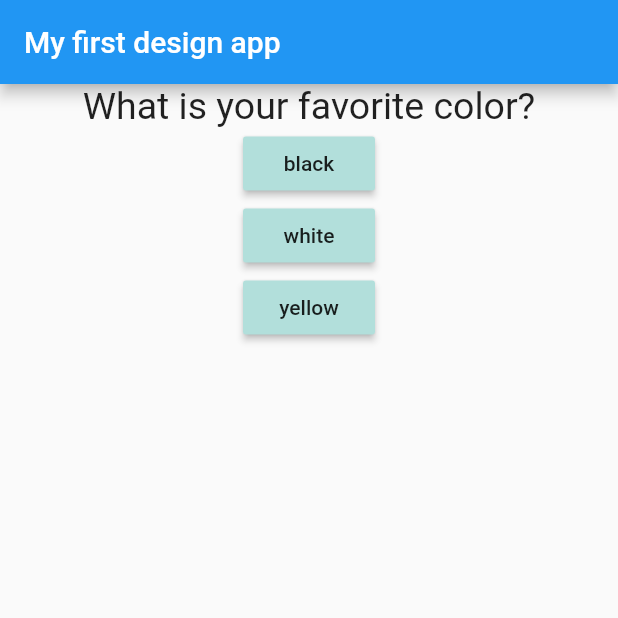
After one commit to hashirshoaeb/flutter-tales, a Flutter app: the screen it shows after launch, on a phone screen of 412 x 824 dp, the top half of it. The commit adds this screen. Run offline on Flutter 3.47's test engine with Material 2 defaults, Android fonts, the phone set to English and light mode, and no system bars.

Commit message:
lec - 31mar

```diff
--- a/lib/main.dart
+++ b/lib/main.dart
@@ -1,6 +1,8 @@
 import 'package:first_app/answer.dart';
 import 'package:first_app/question.dart';
 import 'package:flutter/material.dart';
+import './quiz.dart';
+import './result.dart';
 
 void main() => runApp(MyApp());
 
@@ -12,9 +14,9 @@ class MyApp extends StatefulWidget {
 }
 
 class _MyAppState extends State<MyApp> {
-  var _counter = [0, 0, 0, 0];
+  int _counter = 0;
   // int ctr=0;
-  final question = [
+  final question = const [
     {
       'questionText': "What is your favorite color?",
       'answers': [
@@ -53,11 +55,13 @@ class _MyAppState extends State<MyApp> {
 
   void count(int index) {
     setState(() {
-      _counter[index]++;
+      _counter++;
     });
   }
 
   Widget build(BuildContext context) {
+    print(_counter);
+    print(question.length);
     return MaterialApp(
       home: Scaffold(
         appBar: AppBar(
@@ -66,18 +70,12 @@ class _MyAppState extends State<MyApp> {
         body: Container(
           width: double.infinity,
           height: double.infinity,
-          child: Column(
-            children: <Widget>[
-              new Question(
-                  questionType: this.question[this._counter[0]]
-                      ['questionText']),
-              ...(this.question[this._counter[0]]['answers'] as List<String>)
-                  .map((ans) => new Answer(
-                        text: ans,
-                        onpressed: () => count(0),
-                      )),
-            ],
-          ),
+          child: _counter < question.length
+              ? Quiz(
+                  question: this.question,
+                  counter: this._counter,
+                  count: this.count)
+              : Result(),
         ),
       ),
     );
--- /dev/null
+++ b/lib/quiz.dart
@@ -0,0 +1,24 @@
+import 'package:flutter/material.dart';
+import './question.dart';
+import './answer.dart';
+
+class Quiz extends StatelessWidget {
+  final List<Map<String, Object>> question;
+  final int counter;
+  final Function count;
+  Quiz({this.question, this.counter, this.count});
+  @override
+  Widget build(BuildContext context) {
+    return Column(
+      children: <Widget>[
+        new Question(questionType: this.question[this.counter]["questionText"]),
+        ...(this.question[this.counter]['answers'] as List<String>)
+            .map((ans) => new Answer(
+                  text: ans,
+                  onpressed: () => count(0),
+                ))
+            .toList(),
+      ],
+    );
+  }
+}
```
Also changed, not shown: lib/result.dart (added, +8 -0 lines).
